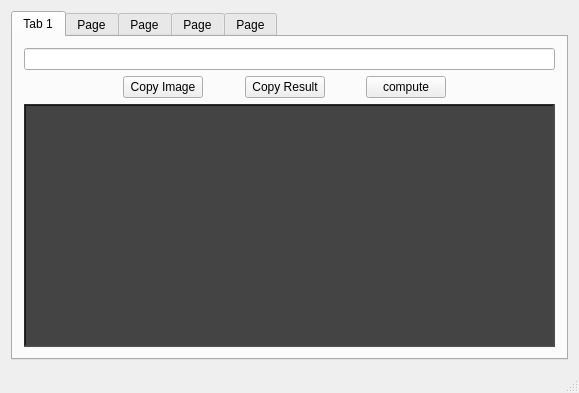
Old version of the form src/mainwindow.ui in the repository MuffyPuff/StrahCalc.
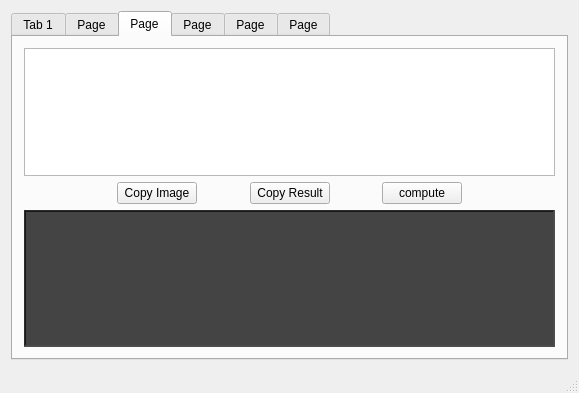
New version of the form. The open tabs and pages were chosen to show the change.

```diff
--- a/src/mainwindow.ui
+++ b/src/mainwindow.ui
@@ -25,62 +25,49 @@
         <string>Tab 1</string>
        </attribute>
        <layout class="QGridLayout" name="gridLayout">
-        <item row="1" column="5">
+        <item row="1" column="6">
          <spacer name="horizontalSpacer_6">
           <property name="orientation">
            <enum>Qt::Horizontal</enum>
           </property>
           <property name="sizeHint" stdset="0">
            <size>
-            <width>40</width>
+            <width>0</width>
             <height>20</height>
            </size>
           </property>
          </spacer>
         </item>
-        <item row="0" column="0" colspan="9">
+        <item row="0" column="0" colspan="10">
          <widget class="QLineEdit" name="eqnInput"/>
         </item>
-        <item row="1" column="1">
-         <spacer name="horizontalSpacer_4">
-          <property name="orientation">
-           <enum>Qt::Horizontal</enum>
-          </property>
-          <property name="sizeHint" stdset="0">
-           <size>
-            <width>40</width>
-            <height>0</height>
-           </size>
-          </property>
-         </spacer>
-        </item>
-        <item row="1" column="3">
+        <item row="1" column="4">
          <spacer name="horizontalSpacer_3">
           <property name="orientation">
            <enum>Qt::Horizontal</enum>
           </property>
           <property name="sizeHint" stdset="0">
            <size>
-            <width>40</width>
+            <width>0</width>
             <height>0</height>
            </size>
           </property>
          </spacer>
         </item>
-        <item row="1" column="8">
+        <item row="1" column="9">
          <spacer name="horizontalSpacer_2">
           <property name="orientation">
            <enum>Qt::Horizontal</enum>
           </property>
           <property name="sizeHint" stdset="0">
            <size>
-            <width>77</width>
+            <width>0</width>
             <height>0</height>
            </size>
           </property>
          </spacer>
         </item>
-        <item row="1" column="7">
+        <item row="1" column="8">
          <spacer name="horizontalSpacer_5">
           <property name="orientation">
            <enum>Qt::Horizontal</enum>
@@ -90,40 +77,27 @@
           </property>
           <property name="sizeHint" stdset="0">
            <size>
-            <width>40</width>
+            <width>0</width>
             <height>0</height>
            </size>
           </property>
          </spacer>
         </item>
-        <item row="1" column="0">
-         <spacer name="horizontalSpacer">
-          <property name="orientation">
-           <enum>Qt::Horizontal</enum>
-          </property>
-          <property name="sizeHint" stdset="0">
-           <size>
-            <width>67</width>
-            <height>0</height>
-           </size>
-          </property>
-         </spacer>
-        </item>
-        <item row="1" column="2">
+        <item row="1" column="3">
          <widget class="QPushButton" name="clipBtnEq">
           <property name="text">
            <string>Copy Image</string>
           </property>
          </widget>
         </item>
-        <item row="1" column="4">
+        <item row="1" column="5">
          <widget class="QPushButton" name="clipBtnRes">
           <property name="text">
            <string>Copy Result</string>
           </property>
          </widget>
         </item>
-        <item row="2" column="0" colspan="9">
+        <item row="2" column="0" colspan="10">
          <widget class="QLabel" name="label">
           <property name="minimumSize">
            <size>
@@ -245,13 +219,39 @@
           </property>
          </widget>
         </item>
-        <item row="1" column="6">
+        <item row="1" column="7">
          <widget class="QPushButton" name="compute">
           <property name="text">
            <string>compute</string>
           </property>
          </widget>
         </item>
+        <item row="1" column="1">
+         <spacer name="horizontalSpacer_4">
+          <property name="orientation">
+           <enum>Qt::Horizontal</enum>
+          </property>
+          <property name="sizeHint" stdset="0">
+           <size>
+            <width>0</width>
+            <height>0</height>
+           </size>
+          </property>
+         </spacer>
+        </item>
+        <item row="1" column="2">
+         <spacer name="horizontalSpacer">
+          <property name="orientation">
+           <enum>Qt::Horizontal</enum>
+          </property>
+          <property name="sizeHint" stdset="0">
+           <size>
+            <width>0</width>
+            <height>0</height>
+           </size>
+          </property>
+         </spacer>
+        </item>
        </layout>
       </widget>
       <widget class="QWidget" name="calc_adv_t">
@@ -480,6 +480,253 @@
          <widget class="QPushButton" name="compute_adv">
           <property name="text">
            <string>compute</string>
+          </property>
+         </widget>
+        </item>
+        <item row="0" column="0" rowspan="2" colspan="11">
+         <widget class="QPlainTextEdit" name="eqnInput_adv"/>
+        </item>
+        <item row="2" column="1">
+         <spacer name="horizontalSpacer_12">
+          <property name="orientation">
+           <enum>Qt::Horizontal</enum>
+          </property>
+          <property name="sizeHint" stdset="0">
+           <size>
+            <width>0</width>
+            <height>20</height>
+           </size>
+          </property>
+         </spacer>
+        </item>
+       </layout>
+      </widget>
+      <widget class="QWidget" name="calc_sym_t">
+       <attribute name="title">
+        <string>Page</string>
+       </attribute>
+       <layout class="QGridLayout" name="gridLayout_16">
+        <item row="0" column="0" colspan="9">
+         <widget class="QPlainTextEdit" name="eqnInput_sym"/>
+        </item>
+        <item row="1" column="0">
+         <spacer name="horizontalSpacer_26">
+          <property name="orientation">
+           <enum>Qt::Horizontal</enum>
+          </property>
+          <property name="sizeHint" stdset="0">
+           <size>
+            <width>38</width>
+            <height>20</height>
+           </size>
+          </property>
+         </spacer>
+        </item>
+        <item row="1" column="1">
+         <spacer name="horizontalSpacer_29">
+          <property name="orientation">
+           <enum>Qt::Horizontal</enum>
+          </property>
+          <property name="sizeHint" stdset="0">
+           <size>
+            <width>38</width>
+            <height>20</height>
+           </size>
+          </property>
+         </spacer>
+        </item>
+        <item row="1" column="2">
+         <widget class="QPushButton" name="clipBtnEq_sym">
+          <property name="text">
+           <string>Copy Image</string>
+          </property>
+         </widget>
+        </item>
+        <item row="1" column="3">
+         <spacer name="horizontalSpacer_30">
+          <property name="orientation">
+           <enum>Qt::Horizontal</enum>
+          </property>
+          <property name="sizeHint" stdset="0">
+           <size>
+            <width>38</width>
+            <height>20</height>
+           </size>
+          </property>
+         </spacer>
+        </item>
+        <item row="1" column="4">
+         <widget class="QPushButton" name="clipBtnRes_sym">
+          <property name="text">
+           <string>Copy Result</string>
+          </property>
+         </widget>
+        </item>
+        <item row="1" column="5">
+         <spacer name="horizontalSpacer_28">
+          <property name="orientation">
+           <enum>Qt::Horizontal</enum>
+          </property>
+          <property name="sizeHint" stdset="0">
+           <size>
+            <width>39</width>
+            <height>20</height>
+           </size>
+          </property>
+         </spacer>
+        </item>
+        <item row="1" column="6">
+         <widget class="QPushButton" name="compute_sym">
+          <property name="text">
+           <string>compute</string>
+          </property>
+         </widget>
+        </item>
+        <item row="1" column="7">
+         <spacer name="horizontalSpacer_27">
+          <property name="orientation">
+           <enum>Qt::Horizontal</enum>
+          </property>
+          <property name="sizeHint" stdset="0">
+           <size>
+            <width>38</width>
+            <height>20</height>
+           </size>
+          </property>
+         </spacer>
+        </item>
+        <item row="1" column="8">
+         <spacer name="horizontalSpacer_25">
+          <property name="orientation">
+           <enum>Qt::Horizontal</enum>
+          </property>
+          <property name="sizeHint" stdset="0">
+           <size>
+            <width>38</width>
+            <height>20</height>
+           </size>
+          </property>
+         </spacer>
+        </item>
+        <item row="2" column="0" colspan="9">
+         <widget class="QLabel" name="label_sym">
+          <property name="minimumSize">
+           <size>
+            <width>0</width>
+            <height>137</height>
+           </size>
+          </property>
+          <property name="palette">
+           <palette>
+            <active>
+             <colorrole role="Button">
+              <brush brushstyle="SolidPattern">
+               <color alpha="255">
+                <red>68</red>
+                <green>68</green>
+                <blue>68</blue>
+               </color>
+              </brush>
+             </colorrole>
+             <colorrole role="Base">
+              <brush brushstyle="SolidPattern">
+               <color alpha="255">
+                <red>68</red>
+                <green>68</green>
+                <blue>68</blue>
+               </color>
+              </brush>
+             </colorrole>
+             <colorrole role="Window">
+              <brush brushstyle="SolidPattern">
+               <color alpha="255">
+                <red>68</red>
+                <green>68</green>
+                <blue>68</blue>
+               </color>
+              </brush>
+             </colorrole>
+            </active>
+            <inactive>
+             <colorrole role="Button">
+              <brush brushstyle="SolidPattern">
+               <color alpha="255">
+                <red>68</red>
+                <green>68</green>
+                <blue>68</blue>
+               </color>
+              </brush>
+             </colorrole>
+             <colorrole role="Base">
+              <brush brushstyle="SolidPattern">
+               <color alpha="255">
+                <red>68</red>
+                <green>68</green>
+                <blue>68</blue>
+               </color>
+              </brush>
+             </colorrole>
+             <colorrole role="Window">
+              <brush brushstyle="SolidPattern">
+               <color alpha="255">
+                <red>68</red>
+                <green>68</green>
+                <blue>68</blue>
+               </color>
+              </brush>
+             </colorrole>
+            </inactive>
+            <disabled>
+             <colorrole role="Button">
+              <brush brushstyle="SolidPattern">
+               <color alpha="255">
+                <red>68</red>
+                <green>68</green>
+                <blue>68</blue>
+               </color>
+              </brush>
+             </colorrole>
+             <colorrole role="Base">
+              <brush brushstyle="SolidPattern">
+               <color alpha="255">
+                <red>68</red>
+                <green>68</green>
+                <blue>68</blue>
+               </color>
+              </brush>
+             </colorrole>
+             <colorrole role="Window">
+              <brush brushstyle="SolidPattern">
+               <color alpha="255">
+                <red>68</red>
+                <green>68</green>
+                <blue>68</blue>
+               </color>
+              </brush>
+             </colorrole>
+            </disabled>
+           </palette>
+          </property>
+          <property name="autoFillBackground">
+           <bool>false</bool>
+          </property>
+          <property name="styleSheet">
+           <string notr="true">background-color: rgb(68, 68, 68);</string>
+          </property>
+          <property name="frameShape">
+           <enum>QFrame::WinPanel</enum>
+          </property>
+          <property name="frameShadow">
+           <enum>QFrame::Sunken</enum>
+          </property>
+          <property name="text">
+           <string notr="true"/>
+          </property>
+          <property name="scaledContents">
+           <bool>false</bool>
+          </property>
+          <property name="margin">
+           <number>7</number>
           </property>
          </widget>
         </item>
```
Left out of the diff: 22 changed lines with no effect on the pictures.
